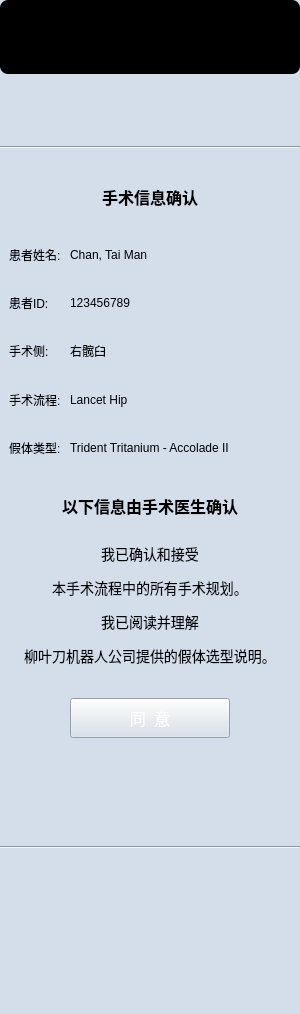
Old version of the form Plugins/org.mitk.lancet.disclaimeragreement/src/internal/QDisclaimerAgreementControls.ui in the repository zhaomengxiao/LancetMITK-Adition.
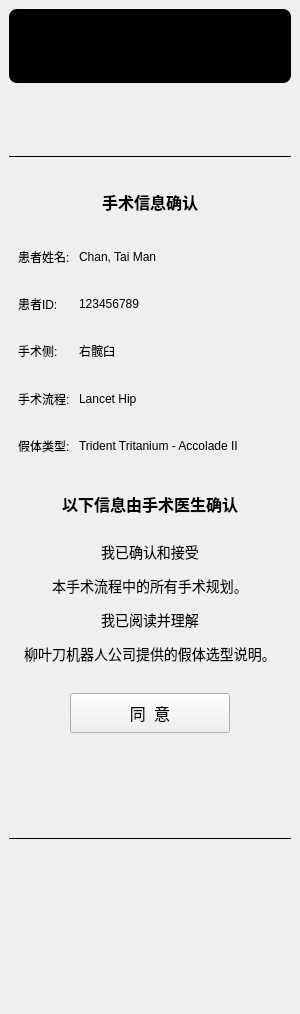
New version of the form. Icons and pictures are not drawn.

The edit to the form file:
```diff
--- a/Plugins/org.mitk.lancet.disclaimeragreement/src/internal/QDisclaimerAgreementControls.ui
+++ b/Plugins/org.mitk.lancet.disclaimeragreement/src/internal/QDisclaimerAgreementControls.ui
@@ -32,7 +32,7 @@
    <string>硬件准备</string>
   </property>
   <property name="styleSheet">
-   <string notr="true">background:#d4deea;</string>
+   <string notr="true"/>
   </property>
   <property name="currentIndex" stdset="0">
    <number>0</number>
@@ -50,6 +50,21 @@
     <string notr="true"/>
    </property>
    <layout class="QVBoxLayout" name="verticalLayout_4">
+    <property name="spacing">
+     <number>6</number>
+    </property>
+    <property name="leftMargin">
+     <number>9</number>
+    </property>
+    <property name="topMargin">
+     <number>9</number>
+    </property>
+    <property name="rightMargin">
+     <number>9</number>
+    </property>
+    <property name="bottomMargin">
+     <number>9</number>
+    </property>
     <item>
      <widget class="QWidget" name="widget_2" native="true">
       <property name="sizePolicy">
@@ -103,8 +118,10 @@
        </size>
       </property>
       <property name="styleSheet">
-       <string notr="true">border-image: url(:/org.mitk.lancet.disclaimeragreement/image/fenge.png);
-</string>
+       <string notr="true"/>
+      </property>
+      <property name="frameShadow">
+       <enum>QFrame::Plain</enum>
       </property>
       <property name="orientation">
        <enum>Qt::Horizontal</enum>
@@ -377,24 +394,7 @@
          </font>
         </property>
         <property name="styleSheet">
-         <string notr="true">QPushButton{
-	border-image: url(:/org.mitk.lancet.disclaimeragreement/image/default.png);
-	color:white;
-}
-QPushButton::hover
-{
-	border-image: url(:/org.mitk.lancet.disclaimeragreement/image/on.png);
-	color:balck;
-}
-QPushButton::disabled
-{
-	border-image: url(:/org.mitk.lancet.disclaimeragreement/login/Agree.png);
-	color:balck;
-}
-QPushButton::pressed { 
-	padding-left:6px;
-	padding-top:6px;
-}</string>
+         <string notr="true"/>
         </property>
         <property name="text">
          <string>同  意</string>
@@ -438,8 +438,10 @@
        </size>
       </property>
       <property name="styleSheet">
-       <string notr="true">border-image: url(:/org.mitk.lancet.disclaimeragreement/image/fenge.png);
-</string>
+       <string notr="true"/>
+      </property>
+      <property name="frameShadow">
+       <enum>QFrame::Plain</enum>
       </property>
       <property name="orientation">
        <enum>Qt::Horizontal</enum>
@@ -457,25 +459,6 @@
       <property name="styleSheet">
        <string notr="true"/>
       </property>
-      <widget class="QLabel" name="label">
-       <property name="geometry">
-        <rect>
-         <x>2</x>
-         <y>2</y>
-         <width>54</width>
-         <height>16</height>
-        </rect>
-       </property>
-       <property name="font">
-        <font>
-         <family>黑体</family>
-         <pointsize>12</pointsize>
-        </font>
-       </property>
-       <property name="text">
-        <string/>
-       </property>
-      </widget>
      </widget>
     </item>
     <item>
```
Left out of the diff: 4 changed lines with no effect on the pictures.
